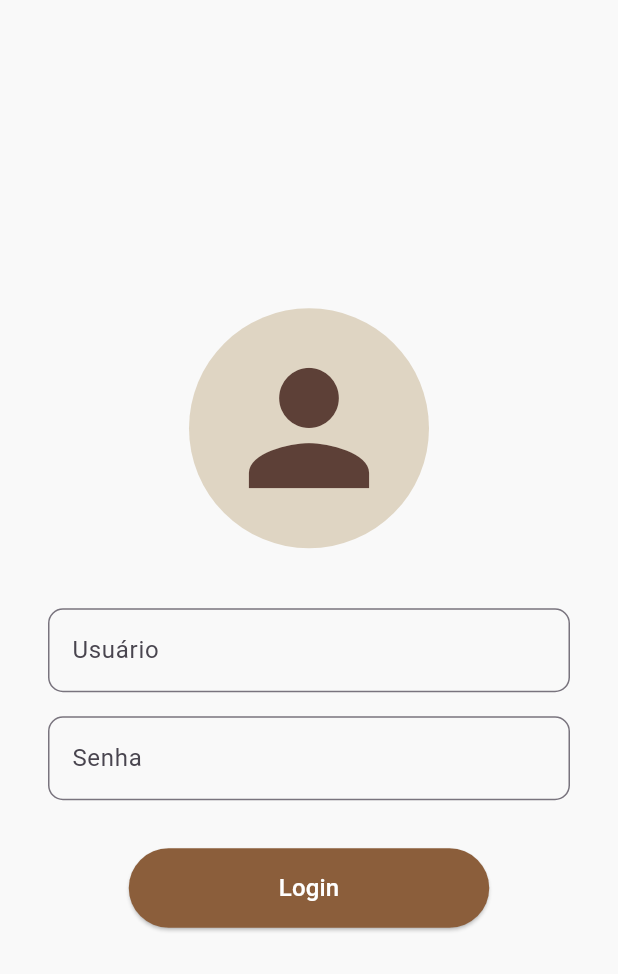
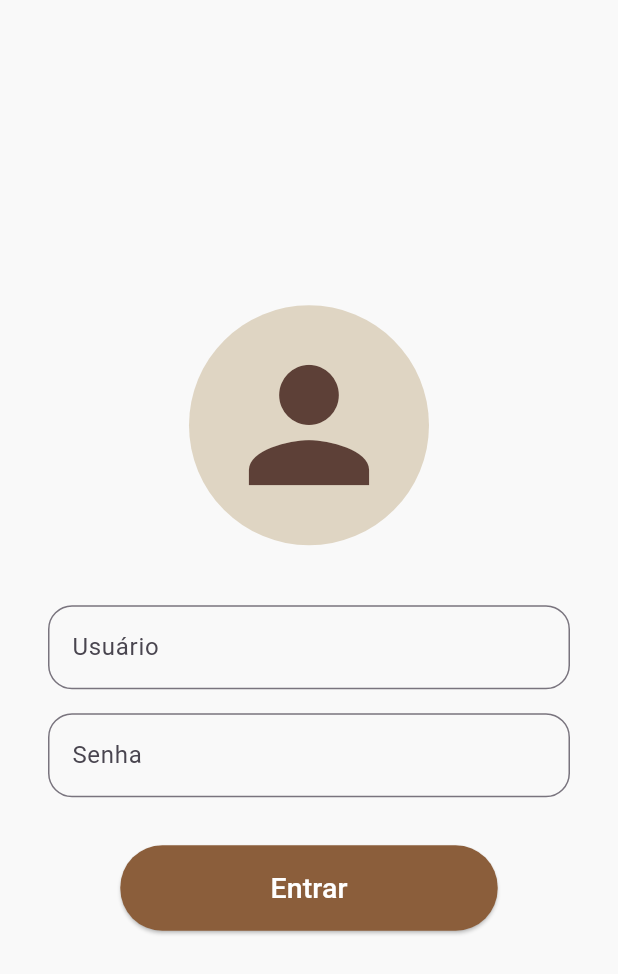
Before and after one commit to maiarakothe/aplicativo-flutter, a Flutter app: the screen it shows after launch, on a phone screen of 412 x 824 dp. Shown: the top 974 px of the screen. Run offline on Flutter 3.47's test engine with Material 3 defaults, Android fonts, the light colour scheme and no system bars.

Commit message:
ajuste em color, borderRadius

```diff
--- /dev/null
+++ b/l10n.yaml
@@ -0,0 +1,3 @@
+arb-dir: lib/l10n
+template-arb-file: intl_en.arb
+output-localization-file: app_localizations.dart
--- /dev/null
+++ b/lib/configs.dart
@@ -0,0 +1,15 @@
+import 'package:flutter/material.dart';
+
+class Configs {
+  // BorderRadius
+  static BorderRadius radiusBorder = BorderRadius.circular(16);
+
+  // BorderRadius para botão
+  static BorderRadius buttonBorderRadius = BorderRadius.circular(28);
+
+  // Máscara para URL da imagem (URL genérica)
+  static List<String> imageURLMask = <String>['http://*', 'https://*'];
+
+  // Máscara para valores de produto
+  static List<String> productPriceMask = <String>['R\$ ###,###.##'];
+}
--- /dev/null
+++ b/lib/core/colors.dart
@@ -0,0 +1,12 @@
+import 'package:flutter/material.dart';
+
+// Color palette
+abstract class DefaultColors {
+  static const Color backgroundColor = Color(0xFFF9F9F9);
+
+  static const Color textColorButton = Colors.white;
+
+  static const Color backgroundButton = Color(0xFF8B5E3B);
+  static const Color iconPerson = Color(0xFF5D4037);
+  static const Color circleAvatar = Color(0xFFDFD5C3);
+}
--- a/lib/main.dart
+++ b/lib/main.dart
@@ -1,6 +1,6 @@
 import 'package:flutter/material.dart';
-import 'package:teste/pages/registrar_produto_pagina.dart';
-import 'pages/login_pagina.dart';
+import 'pages/product_registration.dart';
+import 'pages/login.dart';
 
 void main() {
   runApp(MyApp());
--- a/lib/pages/login_pagina.dart
+++ b/lib/pages/login.dart
@@ -1,9 +1,9 @@
 import 'package:flutter/material.dart';
-import 'package:teste/pages/registrar_produto_pagina.dart';
+import 'package:teste/pages/product_registration.dart';
+import 'package:teste/core/colors.dart';
+import 'package:teste/configs.dart';
 
 class LoginPage extends StatefulWidget {
-  LoginPage({super.key});
-
   @override
   _LoginPageState createState() => _LoginPageState();
 }
@@ -30,7 +30,7 @@ class _LoginPageState extends State<LoginPage> {
   @override
   Widget build(BuildContext context) {
     return Scaffold(
-      backgroundColor: Color(0xFFF9F9F9),
+      backgroundColor: DefaultColors.backgroundColor,
       body: Padding(
         padding: const EdgeInsets.symmetric(horizontal: 32.0),
         child: Form(
@@ -40,8 +40,8 @@ class _LoginPageState extends State<LoginPage> {
             children: [
               CircleAvatar(
                 radius: 80,
-                backgroundColor: Color(0xFFDFD5C3),
-                child: Icon(Icons.person, size: 120, color: Color(0xFF5D4037)),
+                backgroundColor: DefaultColors.circleAvatar,
+                child: Icon(Icons.person, size: 120, color: DefaultColors.iconPerson),
               ),
               SizedBox(height: 40),
 
@@ -51,7 +51,7 @@ class _LoginPageState extends State<LoginPage> {
                 decoration: InputDecoration(
                   labelText: "Usuário",
                   border: OutlineInputBorder(
-                    borderRadius: BorderRadius.circular(10),
+                    borderRadius: Configs.radiusBorder,
                   ),
                 ),
                 validator: (value) {
@@ -70,7 +70,7 @@ class _LoginPageState extends State<LoginPage> {
                 decoration: InputDecoration(
                   labelText: "Senha",
                   border: OutlineInputBorder(
-                    borderRadius: BorderRadius.circular(10),
+                    borderRadius: Configs.radiusBorder,
                   ),
                 ),
                 validator: (value) {
@@ -88,16 +88,16 @@ class _LoginPageState extends State<LoginPage> {
               // Botão de Login
               ElevatedButton(
                 style: ElevatedButton.styleFrom(
-                  backgroundColor: Color(0xFF8B5E3B),
+                  backgroundColor: DefaultColors.backgroundButton,
                   padding: EdgeInsets.symmetric(horizontal: 100, vertical: 15),
                   shape: RoundedRectangleBorder(
-                    borderRadius: BorderRadius.circular(30),
+                    borderRadius: Configs.buttonBorderRadius,
                   ),
                 ),
                 onPressed: _login,
                 child: Text(
-                  "Login",
-                  style: TextStyle(fontSize: 16, color: Color(0xFFFFFFFF)),
+                  "Entrar",
+                  style: TextStyle(fontSize: 19, color: DefaultColors.textColorButton ),
                 ),
               ),
             ],
--- a/lib/pages/pages/registrar_produto_pagina.dart
+++ /dev/null
@@ -1 +0,0 @@
-// TODO Implement this library.
```
Also changed, not shown: lib/l10n/intl_en.arb (added, +11 -0 lines), lib/l10n/intl_pt.arb (added, +11 -0 lines), lib/pages/product_registration.dart (renamed from lib/pages/registrar_produto_pagina.dart, +13 -11 lines), pubspec.yaml (+8 -74 lines), lib/generated/intl/messages_all.dart (added), lib/generated/intl/messages_en.dart (added), lib/generated/intl/messages_pt.dart (added), lib/generated/l10n.dart (added), lib/pages/product_list.dart (renamed from lib/pages/mostrar_produtos_pagina.dart), pubspec.lock.
